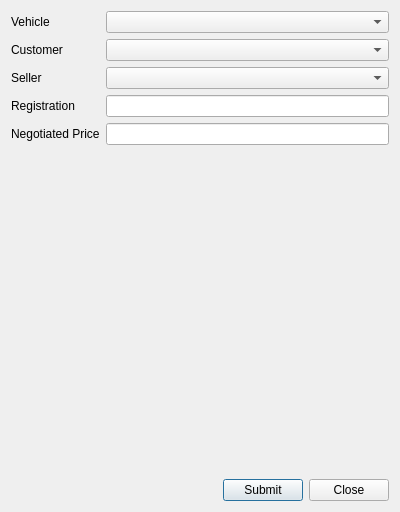
This is sales/newsaledialog.ui in RichardGladman/CarDealer as Qt 5 draws it before an edit. The edited form follows.
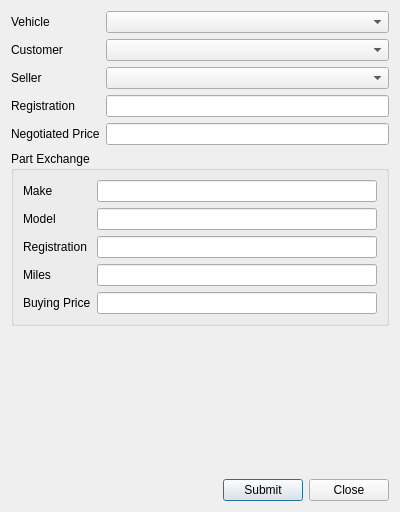
This is the edited form. Icons and pictures are not drawn.

Commit message: Add part exchange whn making sale

```diff
--- a/sales/newsaledialog.ui
+++ b/sales/newsaledialog.ui
@@ -72,6 +72,69 @@
      </item>
     </layout>
    </item>
+   <item>
+    <widget class="QGroupBox" name="groupBox">
+     <property name="title">
+      <string>Part Exchange</string>
+     </property>
+     <layout class="QVBoxLayout" name="verticalLayout_2">
+      <item>
+       <layout class="QGridLayout" name="gridLayout_2">
+        <item row="0" column="0">
+         <widget class="QLabel" name="label_6">
+          <property name="text">
+           <string>Make</string>
+          </property>
+         </widget>
+        </item>
+        <item row="0" column="1">
+         <widget class="QLineEdit" name="lineEditMake"/>
+        </item>
+        <item row="1" column="0">
+         <widget class="QLabel" name="label_7">
+          <property name="text">
+           <string>Model</string>
+          </property>
+         </widget>
+        </item>
+        <item row="1" column="1">
+         <widget class="QLineEdit" name="lineEditModel"/>
+        </item>
+        <item row="2" column="0">
+         <widget class="QLabel" name="label_10">
+          <property name="text">
+           <string>Registration</string>
+          </property>
+         </widget>
+        </item>
+        <item row="2" column="1">
+         <widget class="QLineEdit" name="lineEditPartExRegistration"/>
+        </item>
+        <item row="3" column="0">
+         <widget class="QLabel" name="label_8">
+          <property name="text">
+           <string>Miles</string>
+          </property>
+         </widget>
+        </item>
+        <item row="3" column="1">
+         <widget class="QLineEdit" name="lineEditMiles"/>
+        </item>
+        <item row="4" column="0">
+         <widget class="QLabel" name="label_9">
+          <property name="text">
+           <string>Buying Price</string>
+          </property>
+         </widget>
+        </item>
+        <item row="4" column="1">
+         <widget class="QLineEdit" name="lineEditBuyingPrice"/>
+        </item>
+       </layout>
+      </item>
+     </layout>
+    </widget>
+   </item>
    <item>
     <spacer name="verticalSpacer">
      <property name="orientation">
@@ -80,7 +143,7 @@
      <property name="sizeHint" stdset="0">
       <size>
        <width>20</width>
-       <height>327</height>
+       <height>40</height>
       </size>
      </property>
     </spacer>
```
The commit also changes 4 other files.
